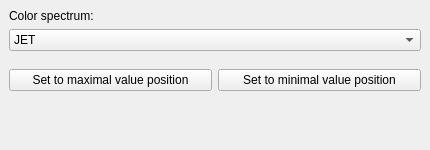
First picture: the form in projects/k-wave-h5-visualizer/widgets/selecteddatasetdockwidget.ui, repository klepo/Visualisation-of-the-outputs-of-k-Wave-ultrasound-simulations, before the edit.
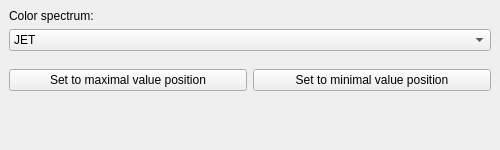
Second picture: the form after the edit. Icons and pictures are not drawn. Custom widgets are drawn as their Qt base class.

What changed in the file:
```diff
--- a/projects/k-wave-h5-visualizer/widgets/selecteddatasetdockwidget.ui
+++ b/projects/k-wave-h5-visualizer/widgets/selecteddatasetdockwidget.ui
@@ -6,20 +6,20 @@
    <rect>
     <x>0</x>
     <y>0</y>
-    <width>430</width>
+    <width>500</width>
     <height>150</height>
    </rect>
   </property>
   <property name="minimumSize">
    <size>
-    <width>430</width>
+    <width>500</width>
     <height>150</height>
    </size>
   </property>
   <property name="maximumSize">
    <size>
-    <width>430</width>
-    <height>16777215</height>
+    <width>500</width>
+    <height>524287</height>
    </size>
   </property>
   <property name="windowTitle">
@@ -61,8 +61,8 @@
         <rect>
          <x>0</x>
          <y>0</y>
-         <width>430</width>
-         <height>122</height>
+         <width>500</width>
+         <height>128</height>
         </rect>
        </property>
        <layout class="QVBoxLayout" name="verticalLayoutSelectedDatasetScroll">
```
